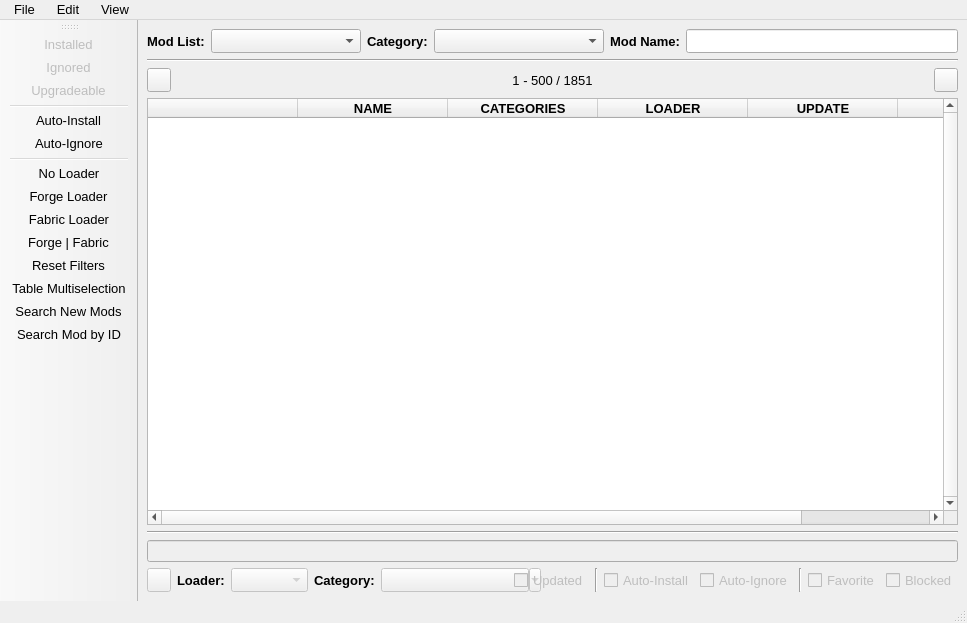
Old version of the form pyqt_windows/main_window.ui in the repository MelonRodante/ModList.
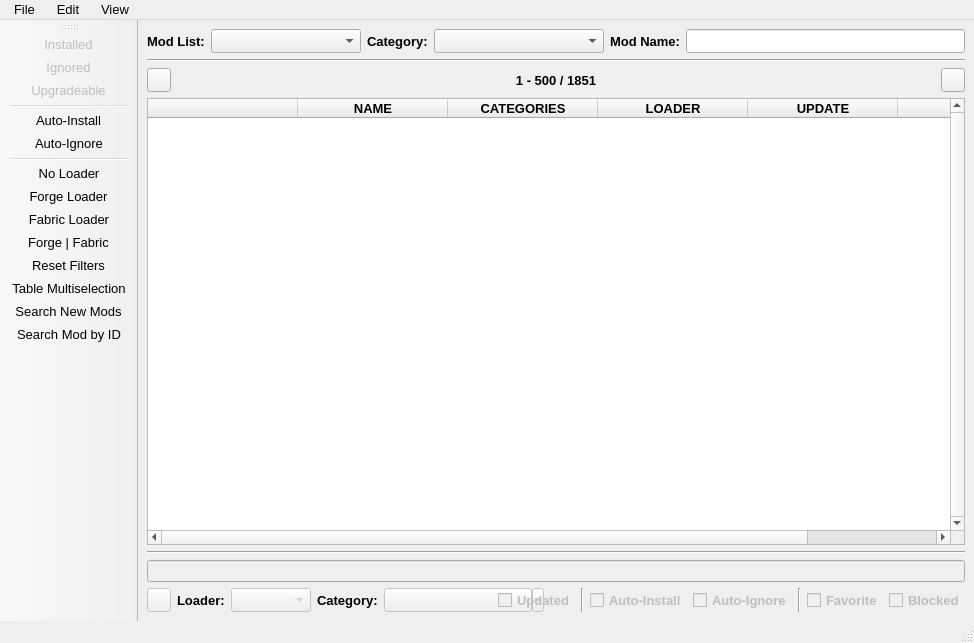
New version of the form. Icons and pictures are not drawn.

Commit message: Mejoras de tamaño 1

Patch:
```diff
--- a/pyqt_windows/main_window.ui
+++ b/pyqt_windows/main_window.ui
@@ -6,20 +6,20 @@
    <rect>
     <x>0</x>
     <y>0</y>
-    <width>967</width>
-    <height>623</height>
+    <width>974</width>
+    <height>643</height>
    </rect>
   </property>
   <property name="sizePolicy">
-   <sizepolicy hsizetype="Ignored" vsizetype="Preferred">
+   <sizepolicy hsizetype="Preferred" vsizetype="Preferred">
     <horstretch>0</horstretch>
     <verstretch>0</verstretch>
    </sizepolicy>
   </property>
   <property name="minimumSize">
    <size>
-    <width>817</width>
-    <height>0</height>
+    <width>974</width>
+    <height>439</height>
    </size>
   </property>
   <property name="maximumSize">
@@ -279,6 +279,8 @@
           <property name="font">
            <font>
             <pointsize>10</pointsize>
+            <weight>75</weight>
+            <bold>true</bold>
            </font>
           </property>
           <property name="text">
@@ -377,10 +379,10 @@
            <bool>false</bool>
           </attribute>
           <attribute name="verticalHeaderDefaultSectionSize">
-           <number>35</number>
+           <number>51</number>
           </attribute>
           <attribute name="verticalHeaderMinimumSectionSize">
-           <number>35</number>
+           <number>51</number>
           </attribute>
           <column>
            <property name="text">
@@ -529,7 +531,7 @@
           </property>
           <property name="minimumSize">
            <size>
-            <width>77</width>
+            <width>80</width>
             <height>24</height>
            </size>
           </property>
@@ -542,6 +544,8 @@
           <property name="font">
            <font>
             <pointsize>10</pointsize>
+            <weight>75</weight>
+            <bold>true</bold>
            </font>
           </property>
           <item>
@@ -617,6 +621,8 @@
           <property name="font">
            <font>
             <pointsize>10</pointsize>
+            <weight>75</weight>
+            <bold>true</bold>
            </font>
           </property>
           <property name="text">
@@ -659,6 +665,8 @@
           <property name="font">
            <font>
             <pointsize>10</pointsize>
+            <weight>75</weight>
+            <bold>true</bold>
            </font>
           </property>
           <property name="text">
@@ -699,6 +707,8 @@
           <property name="font">
            <font>
             <pointsize>10</pointsize>
+            <weight>75</weight>
+            <bold>true</bold>
            </font>
           </property>
           <property name="text">
@@ -729,6 +739,8 @@
           <property name="font">
            <font>
             <pointsize>10</pointsize>
+            <weight>75</weight>
+            <bold>true</bold>
            </font>
           </property>
           <property name="text">
@@ -766,6 +778,8 @@
           <property name="font">
            <font>
             <pointsize>10</pointsize>
+            <weight>75</weight>
+            <bold>true</bold>
            </font>
           </property>
           <property name="text">
@@ -796,6 +810,8 @@
           <property name="font">
            <font>
             <pointsize>10</pointsize>
+            <weight>75</weight>
+            <bold>true</bold>
            </font>
           </property>
           <property name="text">
@@ -833,7 +849,7 @@
     <rect>
      <x>0</x>
      <y>0</y>
-     <width>967</width>
+     <width>974</width>
      <height>23</height>
     </rect>
    </property>
```
Left out of the diff: 4 changed lines with no effect on the pictures. The commit also changes 2 other files.
